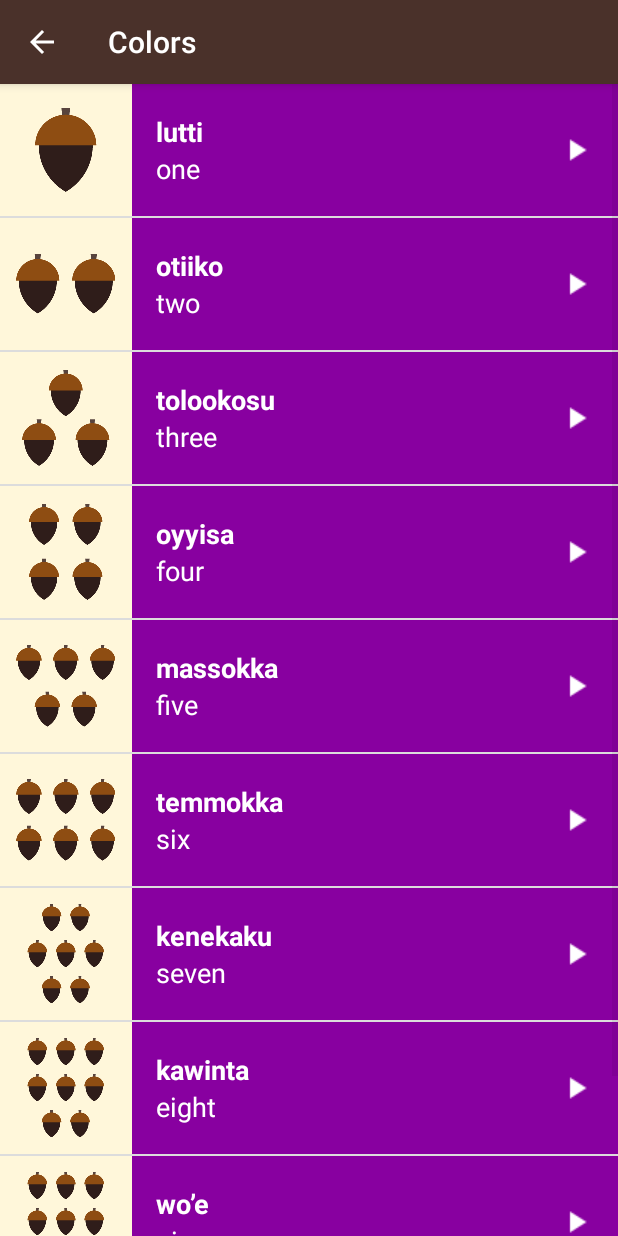
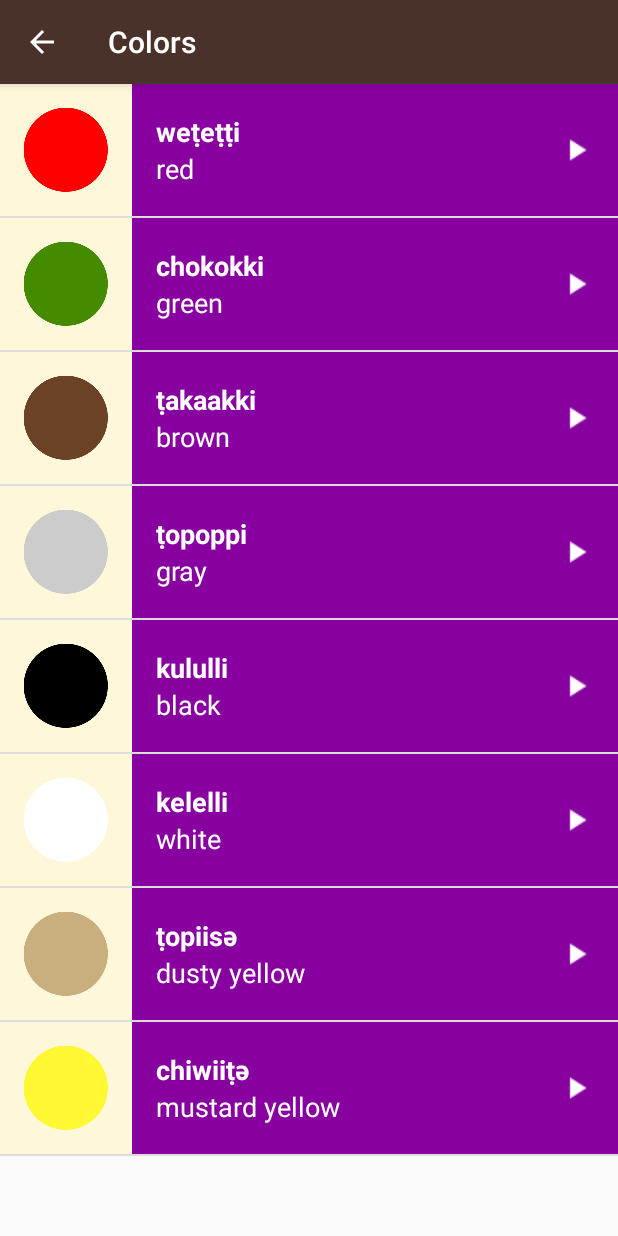
Before and after one commit to aditya08jaiswal/Miwok, an Android app: the ColorsActivity screen opened directly, with no data from a screen before it, on a phone screen of 412 x 824 dp. Run offline under Robolectric (Android 15) with nearby library versions, the phone set to English and light mode, and no system bars.

Commit message:
Add right content

```diff
--- a/app/src/main/java/com/example/android/miwok/ColorsActivity.java
+++ b/app/src/main/java/com/example/android/miwok/ColorsActivity.java
@@ -71,16 +71,14 @@ public class ColorsActivity extends AppCompatActivity {
         // Create a list of words
         final ArrayList<Word> words = new ArrayList<Word>();
 
-        words.add(new Word("one", "lutti", R.drawable.number_one, R.raw.number_one));
-        words.add(new Word("two", "otiiko", R.drawable.number_two, R.raw.number_two));
-        words.add(new Word("three", "tolookosu", R.drawable.number_three, R.raw.number_three));
-        words.add(new Word("four", "oyyisa", R.drawable.number_four, R.raw.number_four));
-        words.add(new Word("five", "massokka", R.drawable.number_five, R.raw.number_five));
-        words.add(new Word("six", "temmokka", R.drawable.number_six, R.raw.number_six));
-        words.add(new Word("seven", "kenekaku", R.drawable.number_seven, R.raw.number_seven));
-        words.add(new Word("eight", "kawinta", R.drawable.number_eight, R.raw.number_eight));
-        words.add(new Word("nine", "wo’e", R.drawable.number_nine, R.raw.number_nine));
-        words.add(new Word("ten", "na’aacha", R.drawable.number_ten, R.raw.number_ten));
+        words.add(new com.example.android.miwok.Word("red", "weṭeṭṭi", R.drawable.color_red, R.raw.color_red));
+        words.add(new com.example.android.miwok.Word("green", "chokokki", R.drawable.color_green, R.raw.color_green));
+        words.add(new com.example.android.miwok.Word("brown", "ṭakaakki", R.drawable.color_brown, R.raw.color_brown));
+        words.add(new com.example.android.miwok.Word("gray", "ṭopoppi", R.drawable.color_gray, R.raw.color_gray));
+        words.add(new com.example.android.miwok.Word("black", "kululli", R.drawable.color_black, R.raw.color_black));
+        words.add(new com.example.android.miwok.Word("white", "kelelli", R.drawable.color_white, R.raw.color_white));
+        words.add(new com.example.android.miwok.Word("dusty yellow", "ṭopiisә", R.drawable.color_dusty_yellow, R.raw.color_dusty_yellow));
+        words.add(new com.example.android.miwok.Word("mustard yellow", "chiwiiṭә", R.drawable.color_mustard_yellow, R.raw.color_mustard_yellow));
 
         // Create an {@link WordAdapter}, whose data source is a list of {@link Word}s. The
         // adapter knows how to create list items for each item in the list.
```
